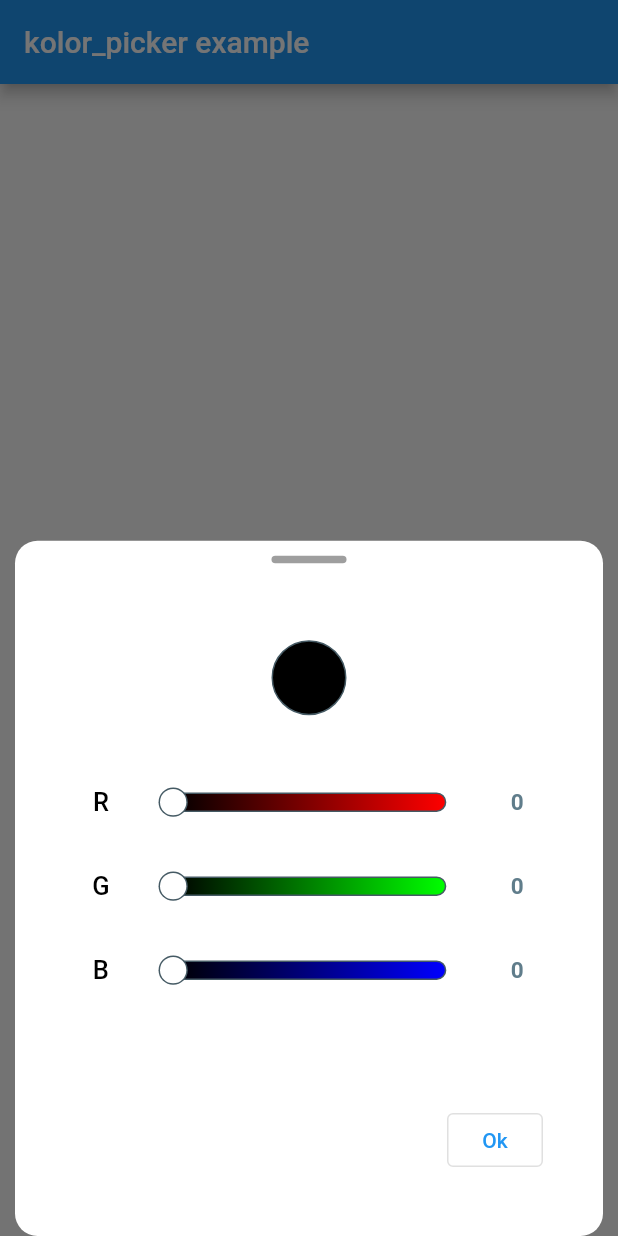
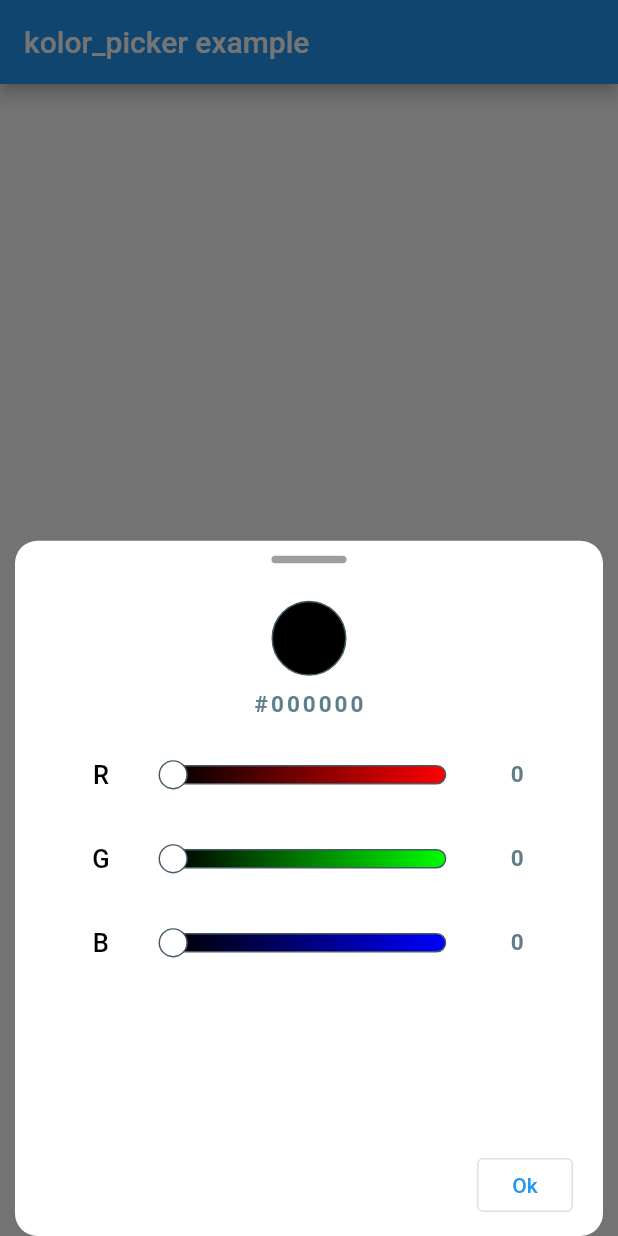
Before and after one commit to kheapps/kolor_picker, a Flutter app: the screen it shows after launch, after a tap on the "colorize" icon, on a phone screen of 412 x 824 dp. Run offline on Flutter 3.47's test engine with Material 2 defaults, Android fonts, the phone set to English and light mode, and no system bars; Roboto replaces fonts that are missing (Rubik).

Commit message:
#9 added color hex value type under preview color

```diff
--- a/lib/src/picker_modal.dart
+++ b/lib/src/picker_modal.dart
@@ -39,18 +39,18 @@ class PickerModal extends StatelessWidget {
     Color _currentColor = initColor;
     final bottomMargin = MediaQuery.of(context).viewPadding.bottom;
     return Container(
+      height: 900,
       margin: EdgeInsets.only(
         left: 10,
         right: 10,
         top: 0,
         bottom: bottomMargin,
       ),
+      padding: EdgeInsets.all(10),
       decoration: BoxDecoration(
         color: Colors.white,
         borderRadius: BorderRadius.all(Radius.circular(15.0)),
       ),
-      child: Container(
-        padding: EdgeInsets.all(10),
       child: Column(
         mainAxisAlignment: MainAxisAlignment.start,
         crossAxisAlignment: CrossAxisAlignment.center,
@@ -58,6 +58,7 @@ class PickerModal extends StatelessWidget {
           Container(
             width: 50,
             height: 5,
+            margin: EdgeInsets.only(bottom: 15),
             decoration: BoxDecoration(
               color: Colors.black38,
               borderRadius: BorderRadius.all(
@@ -77,15 +78,13 @@ class PickerModal extends StatelessWidget {
           SizedBox(height: 20),
           Container(
             alignment: Alignment.centerRight,
-              padding: EdgeInsets.symmetric(horizontal: 30),
+            padding: EdgeInsets.symmetric(horizontal: 10),
             child: OutlinedButton(
               onPressed: () => onColorPicked!(_currentColor),
               child: Text('Ok'),
             ),
           ),
-            SizedBox(height: 30),
         ],
-        ),
       ),
     );
   }
--- a/lib/src/rgb_picker.dart
+++ b/lib/src/rgb_picker.dart
@@ -1,6 +1,8 @@
 import 'package:flutter/material.dart';
 
 import 'kolor_slider.dart';
+
+import 'styles.dart';
 
 class RGBPicker extends StatefulWidget {
   const RGBPicker({
@@ -49,7 +51,11 @@ class _RGBPickerState extends State<RGBPicker> {
 
   @override
   Widget build(BuildContext context) {
+    final textTheme = Theme.of(context).textTheme;
+
     return Container(
+      child: SingleChildScrollView(
+        physics: BouncingScrollPhysics(),
         child: Column(
           mainAxisAlignment: MainAxisAlignment.center,
           children: [
@@ -57,7 +63,7 @@ class _RGBPickerState extends State<RGBPicker> {
             Container(
               width: 50,
               height: 50,
-            margin: EdgeInsets.only(top: 10),
+              margin: EdgeInsets.symmetric(vertical: 10),
               decoration: BoxDecoration(
                 border: Border.all(color: Colors.blueGrey[700]!, width: 1),
                 color: Color.fromARGB(255, _r, _g, _b),
@@ -66,7 +72,16 @@ class _RGBPickerState extends State<RGBPicker> {
                 ),
               ),
             ),
-          SizedBox(height: 30),
+            Text(
+              '#' +
+                  Color.fromARGB(255, _r, _g, _b)
+                      .value
+                      .toRadixString(16)
+                      .substring(2),
+              style:
+                  widget.useAppTextTheme ? textTheme.bodyText2 : valueTextStyle,
+            ),
+            SizedBox(height: 10),
             KolorSlider(
               initValue: _r,
               useAppTextTheme: widget.useAppTextTheme,
@@ -108,6 +123,7 @@ class _RGBPickerState extends State<RGBPicker> {
             )
           ],
         ),
+      ),
     );
   }
 
```
Lines whose indentation alone changed are shown as unchanged.
